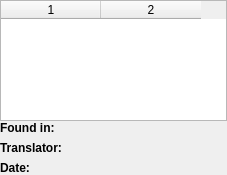
Old version of the form pootling/ui/TableTM.ui in the repository cc-archive/pootle.
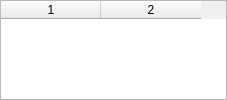
New version of the form.

Commit message: takeout the extra info of TM because it takes a lot of space. Consider having a tooltip instead.[Suggested by Javier]

```diff
--- a/pootling/ui/TableTM.ui
+++ b/pootling/ui/TableTM.ui
@@ -6,7 +6,7 @@
     <x>0</x>
     <y>0</y>
     <width>227</width>
-    <height>175</height>
+    <height>100</height>
    </rect>
   </property>
   <property name="sizePolicy" >
@@ -33,7 +33,7 @@
    <property name="spacing" >
     <number>0</number>
    </property>
-   <item row="0" column="0" colspan="3" >
+   <item row="0" column="0" >
     <widget class="QTableWidget" name="tblTM" >
      <property name="whatsThis" >
       <string>&lt;h3>Search Results&lt;/h3>This table shows the results of searching in translation memory. Similarity tells you about the seach score. 100% means the source is identical in TM. At the buttom is displayed the location, translator, and translated date of each candidate, row. This table is automatically hiden if the option " Automatically lookup translation in TM" under Settings/Preference/TM-Glossary is unchecked.</string>
@@ -51,108 +51,6 @@
      <column/>
     </widget>
    </item>
-   <item row="1" column="2" >
-    <spacer>
-     <property name="orientation" >
-      <enum>Qt::Horizontal</enum>
-     </property>
-     <property name="sizeHint" >
-      <size>
-       <width>40</width>
-       <height>20</height>
-      </size>
-     </property>
-    </spacer>
-   </item>
-   <item row="1" column="1" >
-    <layout class="QVBoxLayout" >
-     <property name="margin" >
-      <number>0</number>
-     </property>
-     <property name="spacing" >
-      <number>6</number>
-     </property>
-     <item>
-      <widget class="QLabel" name="lblPath" >
-       <property name="windowModality" >
-        <enum>Qt::NonModal</enum>
-       </property>
-       <property name="contextMenuPolicy" >
-        <enum>Qt::ActionsContextMenu</enum>
-       </property>
-       <property name="frameShape" >
-        <enum>QFrame::NoFrame</enum>
-       </property>
-       <property name="text" >
-        <string/>
-       </property>
-       <property name="wordWrap" >
-        <bool>false</bool>
-       </property>
-      </widget>
-     </item>
-     <item>
-      <widget class="QLabel" name="lblTranslator" >
-       <property name="frameShape" >
-        <enum>QFrame::NoFrame</enum>
-       </property>
-       <property name="text" >
-        <string/>
-       </property>
-      </widget>
-     </item>
-     <item>
-      <widget class="QLabel" name="lblDate" >
-       <property name="frameShape" >
-        <enum>QFrame::NoFrame</enum>
-       </property>
-       <property name="text" >
-        <string/>
-       </property>
-      </widget>
-     </item>
-    </layout>
-   </item>
-   <item row="1" column="0" >
-    <layout class="QVBoxLayout" >
-     <property name="margin" >
-      <number>0</number>
-     </property>
-     <property name="spacing" >
-      <number>6</number>
-     </property>
-     <item>
-      <widget class="QLabel" name="label" >
-       <property name="text" >
-        <string>&lt;html>&lt;head>&lt;meta name="qrichtext" content="1" />&lt;style type="text/css">
-p, li { white-space: pre-wrap; }
-&lt;/style>&lt;/head>&lt;body style=" font-family:'Sans Serif'; font-size:9pt; font-weight:400; font-style:normal; text-decoration:none;">
-&lt;p style=" margin-top:0px; margin-bottom:0px; margin-left:0px; margin-right:0px; -qt-block-indent:0; text-indent:0px;">&lt;span style=" font-weight:600;">Found in:&lt;/span>&lt;/p>&lt;/body>&lt;/html></string>
-       </property>
-      </widget>
-     </item>
-     <item>
-      <widget class="QLabel" name="label_3" >
-       <property name="text" >
-        <string>&lt;html>&lt;head>&lt;meta name="qrichtext" content="1" />&lt;style type="text/css">
-p, li { white-space: pre-wrap; }
-&lt;/style>&lt;/head>&lt;body style=" font-family:'Sans Serif'; font-size:9pt; font-weight:400; font-style:normal; text-decoration:none;">
-&lt;p style=" margin-top:0px; margin-bottom:0px; margin-left:0px; margin-right:0px; -qt-block-indent:0; text-indent:0px;">&lt;span style=" font-weight:600;">Translator:&lt;/span>&lt;/p>&lt;/body>&lt;/html></string>
-       </property>
-      </widget>
-     </item>
-     <item>
-      <widget class="QLabel" name="label_4" >
-       <property name="text" >
-        <string>&lt;html>&lt;head>&lt;meta name="qrichtext" content="1" />&lt;style type="text/css">
-p, li { white-space: pre-wrap; }
-&lt;/style>&lt;/head>&lt;body style=" font-family:'Sans Serif'; font-size:9pt; font-weight:400; font-style:normal; text-decoration:none;">
-&lt;p style=" margin-top:0px; margin-bottom:0px; margin-left:0px; margin-right:0px; -qt-block-indent:0; text-indent:0px;">&lt;span style=" font-weight:600;">Date:&lt;/span>&lt;/p>&lt;/body>&lt;/html></string>
-       </property>
-      </widget>
-     </item>
-    </layout>
-   </item>
   </layout>
  </widget>
  <resources/>
```
The commit also changes 1 other file.
